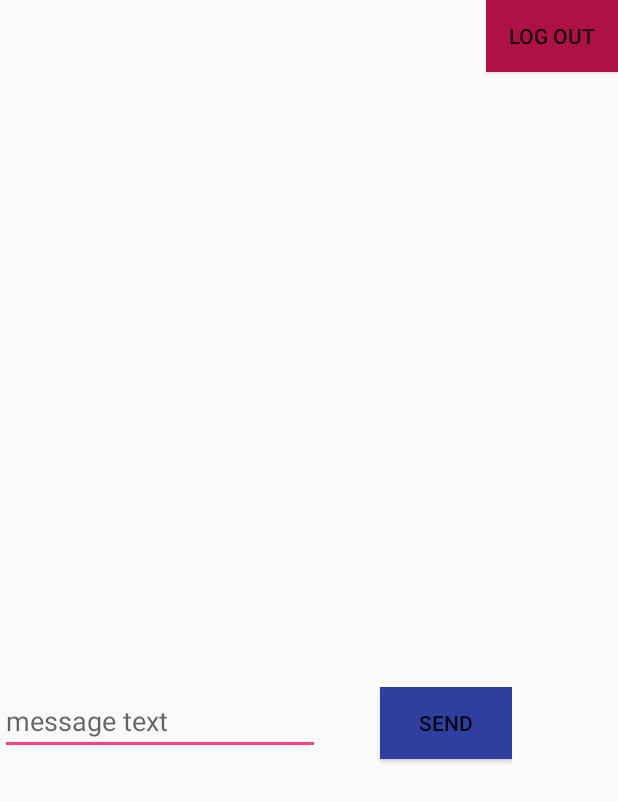
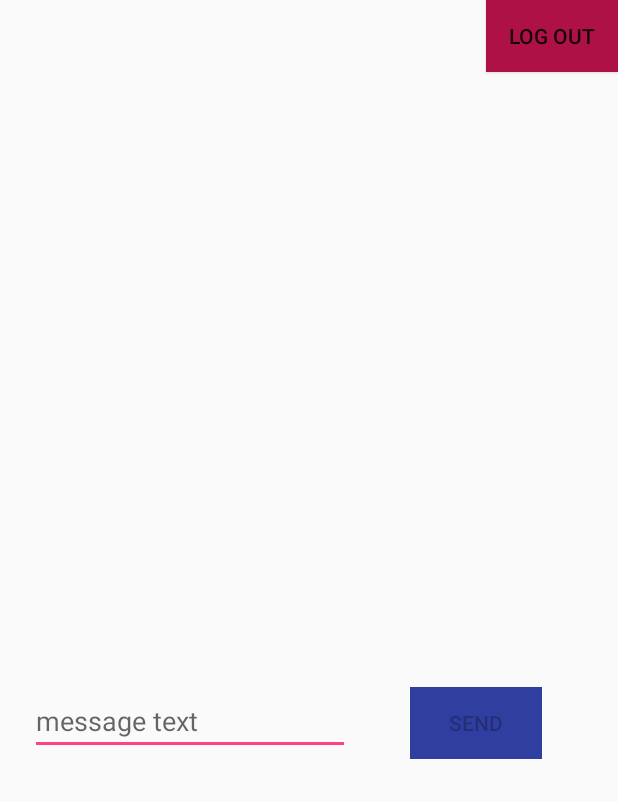
Before and after one commit to bojan211/Android-prvi_test, an Android app: the layout activity_message.xml on its own in the app's theme, with its tools: preview values and no code run, on a phone screen of 412 x 824 dp. Shown: the top 802 px of the screen. Run offline under Robolectric (Android 15) with nearby library versions, the phone set to English and light mode, and no system bars.

Commit message:
Trebalo bi da je gotovo

```diff
--- a/vezba1/app/src/main/res/layout/activity_contacts.xml
+++ b/vezba1/app/src/main/res/layout/activity_contacts.xml
@@ -5,12 +5,13 @@
     android:layout_width="match_parent"
     android:layout_height="match_parent"
     android:orientation="vertical"
+    android:paddingLeft="15dp"
     tools:context="bojan.strbac.chataplication.ContactsActivity">
 
     <Button
         android:layout_width="wrap_content"
         android:layout_height="wrap_content"
-        android:id="@+id/log_out_id"
+        android:id="@+id/con_log_out_id"
         android:text="@string/log_out"
         android:layout_gravity="right"
         android:background="@color/colorDarkRed"/>
@@ -18,6 +19,7 @@
     <TextView
         android:layout_width="wrap_content"
         android:layout_height="wrap_content"
+        android:id="@+id/con_text_id"
         android:text="@string/my_friend"
         android:clickable="true"
         android:layout_marginTop="40dp"/>
--- a/vezba1/app/src/main/res/layout/activity_message.xml
+++ b/vezba1/app/src/main/res/layout/activity_message.xml
@@ -10,7 +10,7 @@
     <Button
         android:layout_width="wrap_content"
         android:layout_height="wrap_content"
-        android:id="@+id/log_out2_id"
+        android:id="@+id/mes_log_out_id"
         android:text="@string/log_out"
         android:background="@color/colorDarkRed"
         android:layout_gravity="right"/>
@@ -24,15 +24,18 @@
         <EditText
             android:layout_width="wrap_content"
             android:layout_height="wrap_content"
-            android:id="@+id/message_id"
+            android:id="@+id/mes_message_id"
             android:hint="@string/message_text"
+            android:layout_marginLeft="20dp"
             android:ems="10"/>
 
         <Button
             android:layout_width="wrap_content"
             android:layout_height="wrap_content"
+            android:id="@+id/mes_send_id"
             android:layout_marginBottom="10dp"
             android:layout_marginLeft="40dp"
+            android:enabled="false"
             android:text="@string/send"
             android:background="@color/colorPrimaryDark"/>
 
--- a/vezba1/app/src/main/res/values/strings.xml
+++ b/vezba1/app/src/main/res/values/strings.xml
@@ -17,4 +17,5 @@
     <string name="my_friend">My Friend</string>
     <string name="message_text">message text</string>
     <string name="send">send</string>
+    <string name="message_send">Message is sent!</string>
 </resources>
```
Also changed, not shown: vezba1/app/src/main/java/bojan/strbac/chataplication/ContactsActivity.java (+28 -1 lines), vezba1/app/src/main/java/bojan/strbac/chataplication/MessageActivity.java (+62 -1 lines).
